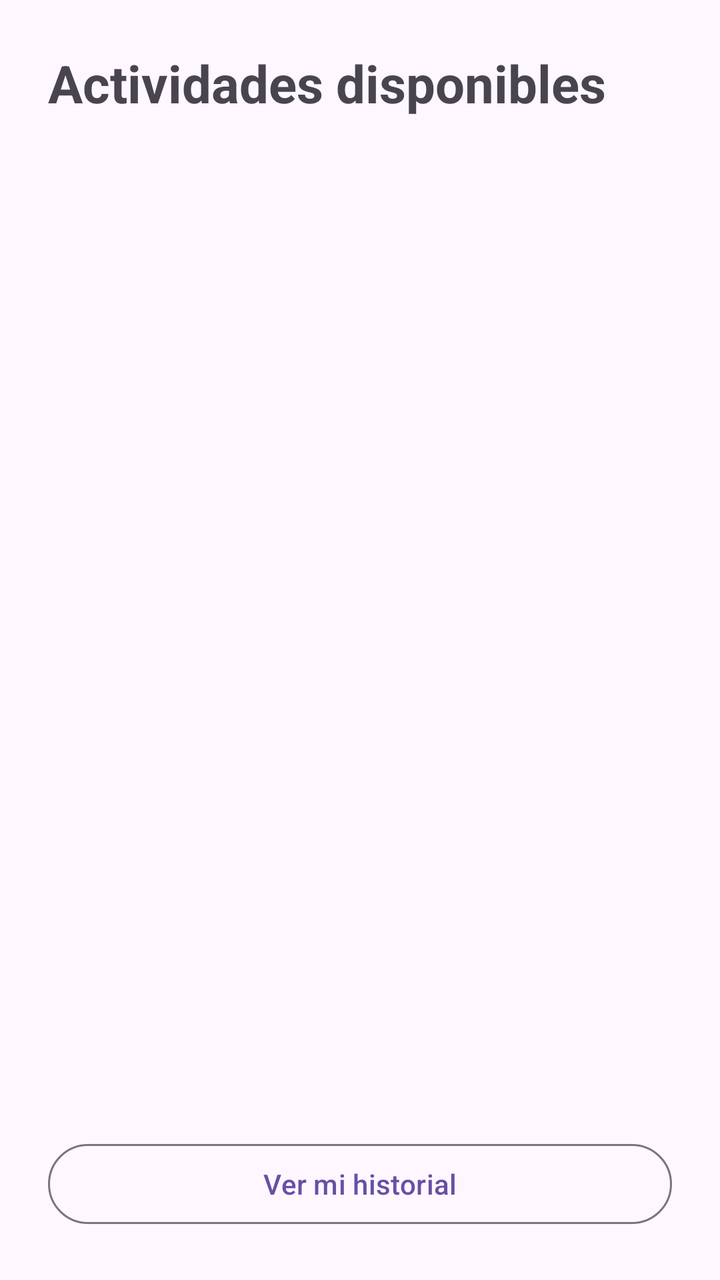
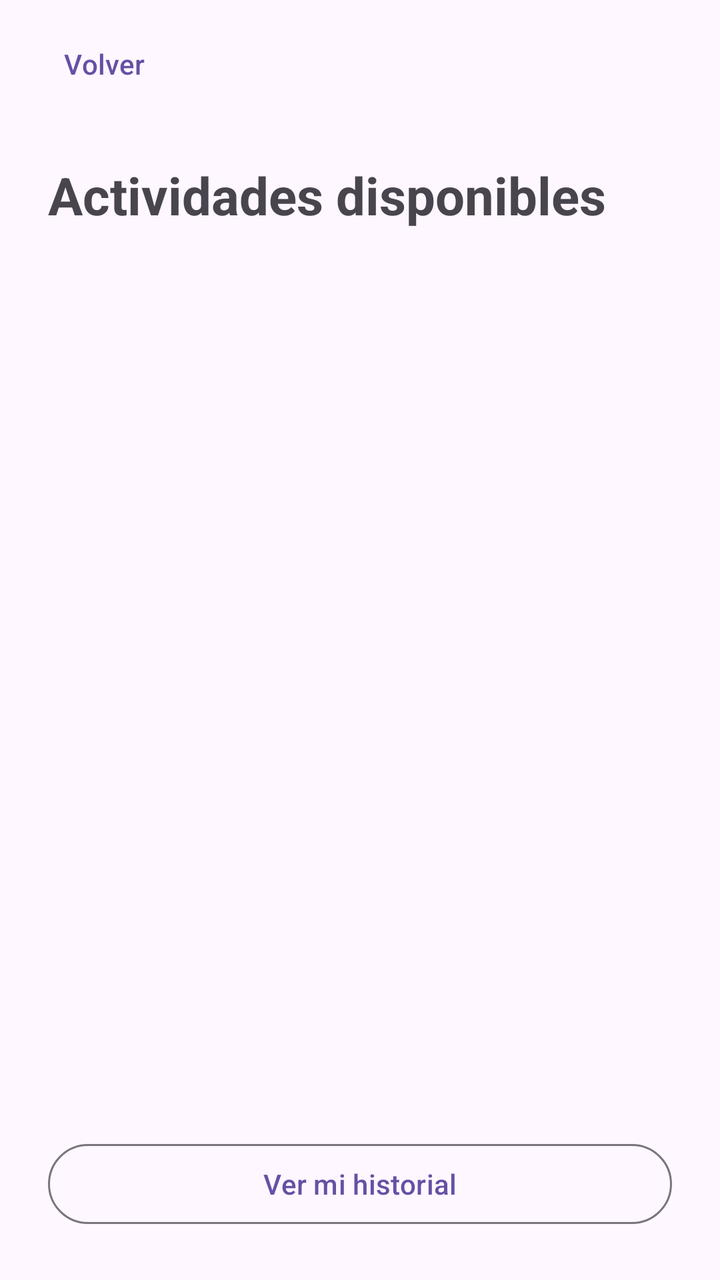

Two renders of the same Android screen: before a commit and after it. Below are the layout's source before the change and the commit's diff.
<!-- AndroidManifest.xml: application theme Theme.Proyecto -->
<!-- res/layout/activity_lista_actividades.xml -->
<?xml version="1.0" encoding="utf-8"?>
<androidx.constraintlayout.widget.ConstraintLayout xmlns:android="http://schemas.android.com/apk/res/android"
    xmlns:app="http://schemas.android.com/apk/res-auto"
    xmlns:tools="http://schemas.android.com/tools"
    android:id="@+id/main"
    android:layout_width="match_parent"
    android:layout_height="match_parent"
    tools:context=".ListaActividadesActivity">

    <TextView
        android:id="@+id/tvTituloLista"
        android:layout_width="0dp"
        android:layout_height="wrap_content"
        android:layout_marginStart="24dp"
        android:layout_marginTop="24dp"
        android:layout_marginEnd="24dp"
        android:text="@string/lista_titulo"
        android:textSize="26sp"
        android:textStyle="bold"
        app:layout_constraintEnd_toEndOf="parent"
        app:layout_constraintStart_toStartOf="parent"
        app:layout_constraintTop_toTopOf="parent" />

    <ListView
        android:id="@+id/lvActividades"
        android:layout_width="0dp"
        android:layout_height="0dp"
        android:layout_marginStart="16dp"
        android:layout_marginTop="16dp"
        android:layout_marginEnd="16dp"
        android:layout_marginBottom="16dp"
        app:layout_constraintBottom_toTopOf="@+id/btnVerHistorial"
        app:layout_constraintEnd_toEndOf="parent"
        app:layout_constraintStart_toStartOf="parent"
        app:layout_constraintTop_toBottomOf="@+id/tvTituloLista" />

    <com.google.android.material.button.MaterialButton
        android:id="@+id/btnVerHistorial"
        style="?attr/materialButtonOutlinedStyle"
        android:layout_width="0dp"
        android:layout_height="wrap_content"
        android:layout_marginStart="24dp"
        android:layout_marginEnd="24dp"
        android:layout_marginBottom="24dp"
        android:text="@string/btn_ver_historial"
        app:layout_constraintBottom_toBottomOf="parent"
        app:layout_constraintEnd_toEndOf="parent"
        app:layout_constraintStart_toStartOf="parent" />

</androidx.constraintlayout.widget.ConstraintLayout>
<!-- resources referenced by this layout -->
<resources>
  <string name="btn_ver_historial">Ver mi historial</string>
  <string name="lista_titulo">Actividades disponibles</string>
  <style name="Theme.Proyecto" parent="Base.Theme.Proyecto" />
  <style name="Base.Theme.Proyecto" parent="Theme.Material3.DayNight.NoActionBar">
          
          
      </style>
</resources>

<!-- the commit's change to res/layout/activity_lista_actividades.xml (unified diff, before → after) -->
@@ -6,6 +6,17 @@
     android:layout_width="match_parent"
     android:layout_height="match_parent"
     tools:context=".ListaActividadesActivity">
+
+    <com.google.android.material.button.MaterialButton
+        android:id="@+id/btnVolver"
+        style="?attr/borderlessButtonStyle"
+        android:layout_width="wrap_content"
+        android:layout_height="wrap_content"
+        android:layout_marginStart="8dp"
+        android:layout_marginTop="8dp"
+        android:text="@string/btn_volver"
+        app:layout_constraintStart_toStartOf="parent"
+        app:layout_constraintTop_toTopOf="parent" />
 
     <TextView
         android:id="@+id/tvTituloLista"
@@ -19,7 +30,7 @@
         android:textStyle="bold"
         app:layout_constraintEnd_toEndOf="parent"
         app:layout_constraintStart_toStartOf="parent"
-        app:layout_constraintTop_toTopOf="parent" />
+        app:layout_constraintTop_toBottomOf="@id/btnVolver" />
 
     <ListView
         android:id="@+id/lvActividades"
<!-- resource entries referenced after the edit -->
@@ -1,6 +1,7 @@
 <!-- resources referenced by this layout -->
 <resources>
   <string name="btn_ver_historial">Ver mi historial</string>
+  <string name="btn_volver">Volver</string>
   <string name="lista_titulo">Actividades disponibles</string>
   <style name="Theme.Proyecto" parent="Base.Theme.Proyecto" />
   <style name="Base.Theme.Proyecto" parent="Theme.Material3.DayNight.NoActionBar">
